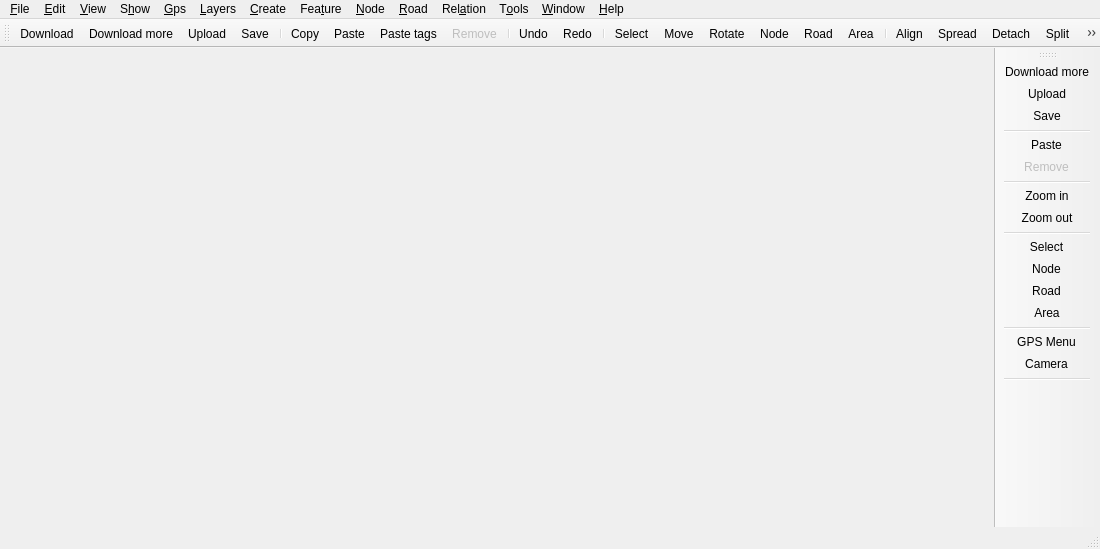
openstreetmap/merkaartor, file src/MainWindow.ui: the form before one commit.
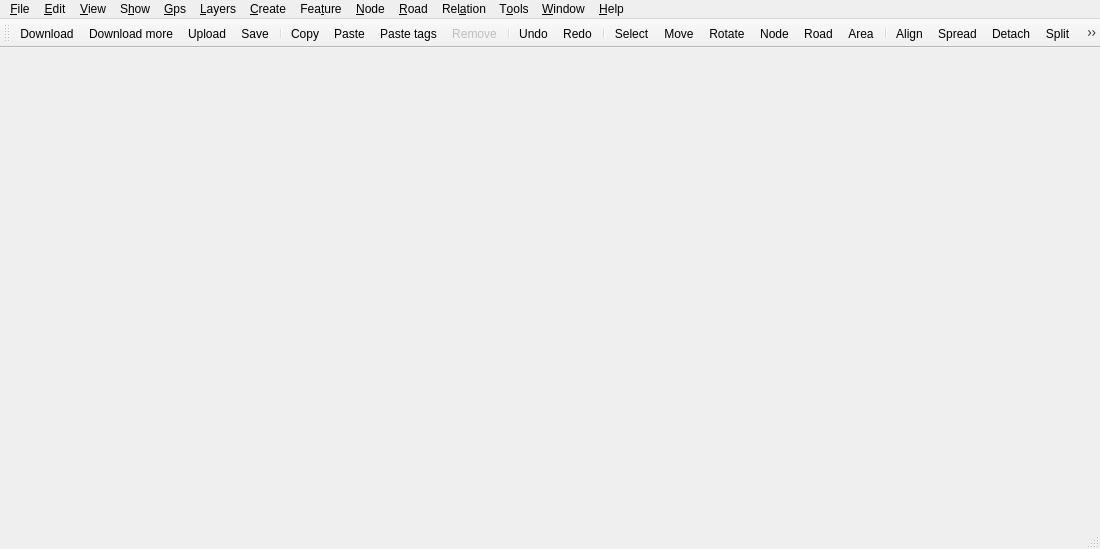
The form after the commit. Icons and pictures are not drawn.

What changed in the file:
```diff
--- a/src/MainWindow.ui
+++ b/src/MainWindow.ui
@@ -371,56 +371,6 @@
    <addaction name="areaSplitAction"/>
    <addaction name="areaTerraceAction"/>
   </widget>
-  <widget class="QToolBar" name="mobileToolBar">
-   <property name="enabled">
-    <bool>true</bool>
-   </property>
-   <property name="sizePolicy">
-    <sizepolicy hsizetype="Fixed" vsizetype="Preferred">
-     <horstretch>0</horstretch>
-     <verstretch>0</verstretch>
-    </sizepolicy>
-   </property>
-   <property name="windowTitle">
-    <string>Tool Bar</string>
-   </property>
-   <property name="orientation">
-    <enum>Qt::Vertical</enum>
-   </property>
-   <property name="iconSize">
-    <size>
-     <width>22</width>
-     <height>22</height>
-    </size>
-   </property>
-   <property name="toolButtonStyle">
-    <enum>Qt::ToolButtonIconOnly</enum>
-   </property>
-   <attribute name="toolBarArea">
-    <enum>RightToolBarArea</enum>
-   </attribute>
-   <attribute name="toolBarBreak">
-    <bool>false</bool>
-   </attribute>
-   <addaction name="fileDownloadMoreAction"/>
-   <addaction name="fileUploadAction"/>
-   <addaction name="fileSaveAction"/>
-   <addaction name="separator"/>
-   <addaction name="editPasteFeaturesAction"/>
-   <addaction name="editRemoveAction"/>
-   <addaction name="separator"/>
-   <addaction name="viewZoomInAction"/>
-   <addaction name="viewZoomOutAction"/>
-   <addaction name="separator"/>
-   <addaction name="editPropertiesAction"/>
-   <addaction name="createNodeAction"/>
-   <addaction name="createRoadAction"/>
-   <addaction name="createAreaAction"/>
-   <addaction name="separator"/>
-   <addaction name="gpsPopupAction"/>
-   <addaction name="cameraAction"/>
-   <addaction name="separator"/>
-  </widget>
   <action name="fileQuitAction">
    <property name="text">
     <string>&amp;Quit</string>
```
Left out of the diff: 98 changed lines with no effect on the pictures.
